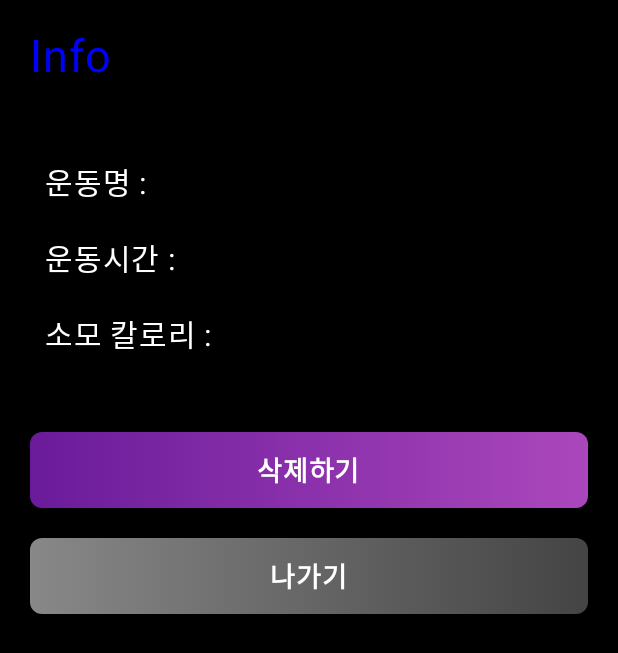
After one commit to YU-HASUNG/MyDietApp, an Android app built with Jetpack Compose: the DietRecodeInfoActivity screen opened directly, with no data from a screen before it, on a phone screen of 412 x 824 dp. The commit adds this screen. Shown: the top 653 px of the screen. Run offline under Robolectric (Android 15) with nearby library versions, the phone set to English and light mode, and no system bars.

Commit message:
[250304] 운동 기록장 로직 만들고 연결하기

```diff
--- a/app/src/main/AndroidManifest.xml
+++ b/app/src/main/AndroidManifest.xml
@@ -31,6 +31,12 @@
                 <category android:name="android.intent.category.LAUNCHER" />
             </intent-filter>
         </activity>
+
+        <activity
+            android:name=".ui.dietRecode.dietRecodeInfo.DietRecodeInfoActivity"
+            android:exported="true"
+            android:theme="@style/Theme.MyDietApp" />
+
     </application>
 
 </manifest>
--- /dev/null
+++ b/app/src/main/java/leopardcat/studio/mydietapp/ui/dietRecode/dietRecodeInfo/DietRecodeInfoActivity.kt
@@ -0,0 +1,126 @@
+package leopardcat.studio.mydietapp.ui.dietRecode.dietRecodeInfo
+
+import android.os.Bundle
+import androidx.activity.ComponentActivity
+import androidx.activity.compose.setContent
+import androidx.activity.viewModels
+import androidx.compose.foundation.background
+import androidx.compose.foundation.layout.Column
+import androidx.compose.foundation.layout.Spacer
+import androidx.compose.foundation.layout.fillMaxSize
+import androidx.compose.foundation.layout.padding
+import androidx.compose.material3.Text
+import androidx.compose.runtime.Composable
+import androidx.compose.ui.Modifier
+import androidx.compose.ui.graphics.Color
+import androidx.compose.ui.platform.LocalContext
+import androidx.compose.ui.unit.dp
+import androidx.compose.ui.unit.sp
+import leopardcat.studio.mydietapp.ui.components.AnimatedText
+import leopardcat.studio.mydietapp.ui.components.CustomGradientButton
+import leopardcat.studio.mydietapp.ui.theme.MyDietAppTheme
+
+class DietRecodeInfoActivity: ComponentActivity() {
+
+    private val dietRecodeInfoViewModel by viewModels<DietRecodeInfoViewModel>()
+
+    override fun onCreate(savedInstanceState: Bundle?) {
+        super.onCreate(savedInstanceState)
+
+        val docId = intent.getStringExtra("docId")
+        val name = intent.getStringExtra("name")
+        val duration = intent.getStringExtra("duration")
+        val calorie = intent.getStringExtra("calorie")
+
+        setContent {
+
+            MyDietAppTheme {
+
+                DietRecodeInfoScreen(
+                    dietRecodeInfoViewModel = dietRecodeInfoViewModel,
+                    docId = docId ?: "",
+                    name = name?: "",
+                    duration = duration ?: "",
+                    calorie = calorie ?: ""
+                )
+
+            }
+
+        }
+
+    }
+
+}
+
+@Composable
+fun DietRecodeInfoScreen(
+    docId: String,
+    name: String,
+    duration: String,
+    calorie: String,
+    dietRecodeInfoViewModel: DietRecodeInfoViewModel
+) {
+
+    val context = LocalContext.current
+    val activity = context as DietRecodeInfoActivity
+
+    Column(
+        modifier = Modifier
+            .fillMaxSize()
+            .background(Color.Black)
+            .padding(20.dp)
+    ) {
+
+        AnimatedText(
+            text = "Info",
+            color = Color.Blue,
+            fontSize = 30.sp
+        )
+
+        Spacer(modifier = Modifier.padding(20.dp))
+
+        Text(
+            text = "운동명 : $name",
+            color = Color.White,
+            fontSize = 20.sp,
+            modifier = Modifier.padding(10.dp)
+        )
+
+        Text(
+            text = "운동시간 : $duration",
+            color = Color.White,
+            fontSize = 20.sp,
+            modifier = Modifier.padding(10.dp)
+        )
+
+        Text(
+            text = "소모 칼로리 : $calorie",
+            color = Color.White,
+            fontSize = 20.sp,
+            modifier = Modifier.padding(10.dp)
+        )
+
+        Spacer(modifier = Modifier.padding(20.dp))
+
+        CustomGradientButton(
+            text = "삭제하기",
+            onClick = {
+                dietRecodeInfoViewModel.removeExerciseRecord(docId)
+                activity.finish()
+            },
+            gradientColors = listOf(Color(0xFF6A1B9A), Color(0xFFAB47BC))
+        )
+
+        Spacer(modifier = Modifier.padding(10.dp))
+
+        CustomGradientButton(
+            text = "나가기",
+            onClick = {
+                activity.finish()
+            },
+            gradientColors = listOf(Color.Gray, Color.DarkGray)
+        )
+
+    }
+
+}
--- /dev/null
+++ b/app/src/main/java/leopardcat/studio/mydietapp/ui/dietRecode/dietRecodeInfo/DietRecodeInfoViewModel.kt
@@ -0,0 +1,15 @@
+package leopardcat.studio.mydietapp.ui.dietRecode.dietRecodeInfo
+
+import androidx.lifecycle.ViewModel
+import androidx.lifecycle.viewModelScope
+import kotlinx.coroutines.launch
+import leopardcat.studio.mydietapp.repository.FirebaseRepository
+
+class DietRecodeInfoViewModel : ViewModel() {
+
+    fun removeExerciseRecord(docId : String) {
+        viewModelScope.launch {
+            FirebaseRepository.removeExercise(docId)
+        }
+    }
+}
```
Also changed, not shown: app/src/main/java/leopardcat/studio/mydietapp/MainActivity.kt (+6 -1 lines), app/src/main/java/leopardcat/studio/mydietapp/MainViewModel.kt (+20 -0 lines), app/src/main/java/leopardcat/studio/mydietapp/model/Exercise.kt (+4 -3 lines), app/src/main/java/leopardcat/studio/mydietapp/repository/FirebaseRepository.kt (+40 -0 lines), app/src/main/java/leopardcat/studio/mydietapp/ui/dietRecode/DietRecodeInputScreen.kt (+37 -7 lines), app/src/main/java/leopardcat/studio/mydietapp/ui/dietRecode/DietRecodeListScreen.kt (+30 -9 lines), app/src/main/java/leopardcat/studio/mydietapp/ui/main/screens/TAB2_DietScreen.kt (+11 -4 lines).
